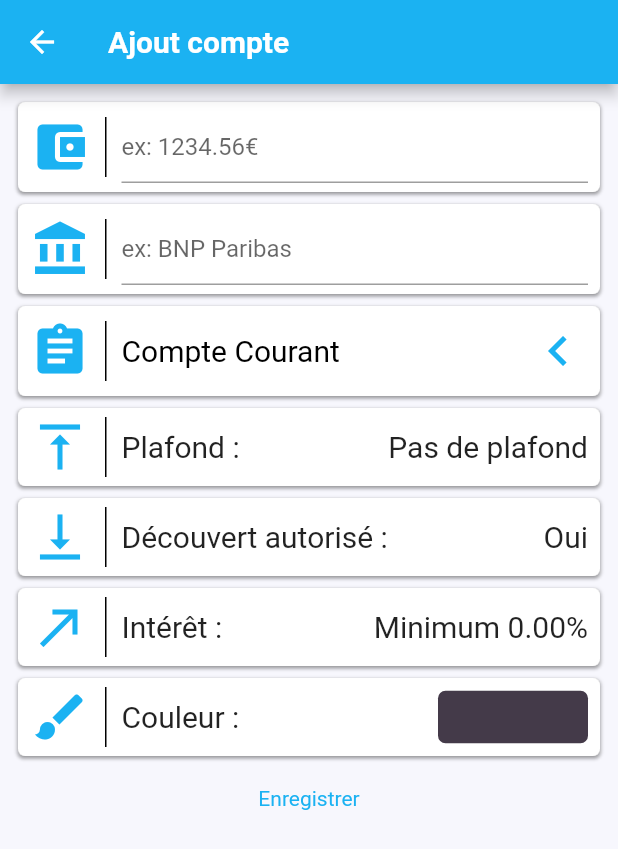
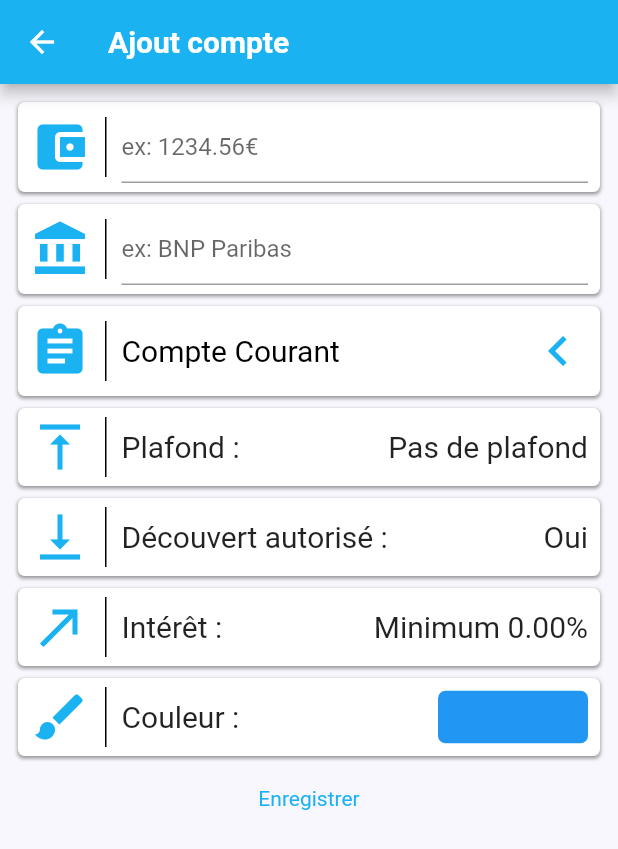
Before and after one commit to KozlovAntoine/budjet-app, a Flutter app: the PageAddCompte screen opened directly, on a phone screen of 412 x 824 dp. Shown: the top 849 px of the screen. Run offline on Flutter 3.47's test engine with Material 2 defaults, Android fonts, the phone set to English and light mode, and no system bars; our stand-ins replace dotted_border, flutter_colorpicker.

Commit message:
Change couleur par defaut

```diff
--- a/lib/pages/add/PageAddCompte.dart
+++ b/lib/pages/add/PageAddCompte.dart
@@ -16,8 +16,8 @@ class PageAddCompteState extends State<PageAddCompte> {
   final banqueController = TextEditingController();
   final soldeController = TextEditingController();
   Livret livretSelection = Livret.allLivrets.first;
-  Color pickerColor = Color(0xff443a49);
-  Color currentColor = Color(0xff443a49);
+  Color pickerColor = Color(Colors.blue.value);
+  Color currentColor = Color(Colors.blue.value);
 
   void changeColor(Color color) {
     setState(() => pickerColor = color);
```
